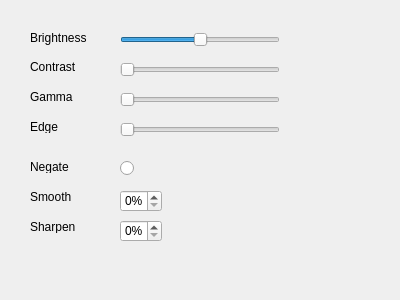
Old version of the form PhotoAlbum/pictureedits.ui in the repository catlin0123/PhotoAlbum.
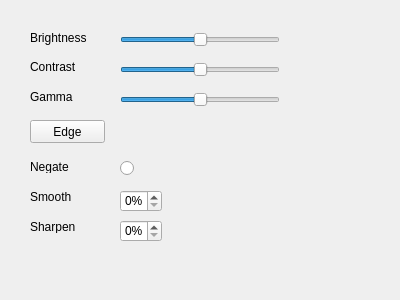
New version of the form.

Patch:
```diff
--- a/PhotoAlbum/pictureedits.ui
+++ b/PhotoAlbum/pictureedits.ui
@@ -70,6 +70,15 @@
      <height>19</height>
     </rect>
    </property>
+   <property name="minimum">
+    <number>-12</number>
+   </property>
+   <property name="maximum">
+    <number>12</number>
+   </property>
+   <property name="pageStep">
+    <number>1</number>
+   </property>
    <property name="orientation">
     <enum>Qt::Horizontal</enum>
    </property>
@@ -152,19 +161,6 @@
     <string>Gamma</string>
    </property>
   </widget>
-  <widget class="QLabel" name="label_7">
-   <property name="geometry">
-    <rect>
-     <x>30</x>
-     <y>120</y>
-     <width>46</width>
-     <height>13</height>
-    </rect>
-   </property>
-   <property name="text">
-    <string>Edge</string>
-   </property>
-  </widget>
   <widget class="QSlider" name="gammaSlider">
    <property name="geometry">
     <rect>
@@ -174,18 +170,14 @@
      <height>19</height>
     </rect>
    </property>
-   <property name="orientation">
-    <enum>Qt::Horizontal</enum>
+   <property name="minimum">
+    <number>-12</number>
    </property>
-  </widget>
-  <widget class="QSlider" name="edgeSlider">
-   <property name="geometry">
-    <rect>
-     <x>120</x>
-     <y>120</y>
-     <width>160</width>
-     <height>19</height>
-    </rect>
+   <property name="maximum">
+    <number>12</number>
+   </property>
+   <property name="pageStep">
+    <number>1</number>
    </property>
    <property name="orientation">
     <enum>Qt::Horizontal</enum>
@@ -204,6 +196,19 @@
     <string/>
    </property>
   </widget>
+  <widget class="QPushButton" name="edgeButton">
+   <property name="geometry">
+    <rect>
+     <x>30</x>
+     <y>120</y>
+     <width>75</width>
+     <height>23</height>
+    </rect>
+   </property>
+   <property name="text">
+    <string>Edge</string>
+   </property>
+  </widget>
  </widget>
  <resources/>
  <connections/>
```
Left out of the diff: 13 changed lines with no effect on the pictures.
